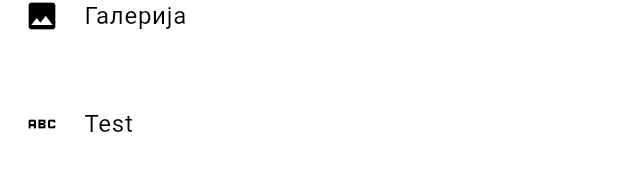
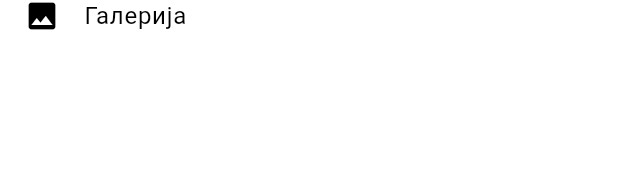
Before and after one commit to dev-marko/flora_edu_mobile, a Flutter app: the FloraEduAppDrawer widget shown alone on an empty page, opened directly, on a phone screen of 412 x 824 dp. Shown: the part 458-629 px from the top of the screen. Run offline on Flutter 3.47's test engine with Material 2 defaults, Android fonts, the phone set to English and light mode, and no system bars; our stand-ins replace equatable, firebase_auth, firebase_core, firebase_database, flutter_bloc, flutter_dotenv and 9 more; missing offline and left inert: flutter_polyline_points; accounts and stored records are empty; network calls fail.

Commit message:
Remove temporary placeholder link

```diff
--- a/lib/shared/widgets/flora_edu_app_drawer.dart
+++ b/lib/shared/widgets/flora_edu_app_drawer.dart
@@ -50,14 +50,6 @@ class FloraEduAppDrawer extends StatelessWidget {
             leading: const Icon(Icons.image),
             title: const Text('Галерија'),
           ),
-          const Divider(),
-          ListTile(
-            onTap: () {
-              Navigator.of(context).pushReplacement(SplashScreen.route());
-            },
-            leading: const Icon(Icons.abc),
-            title: const Text('Test'),
-          ),
         ],
       ),
     );
```
